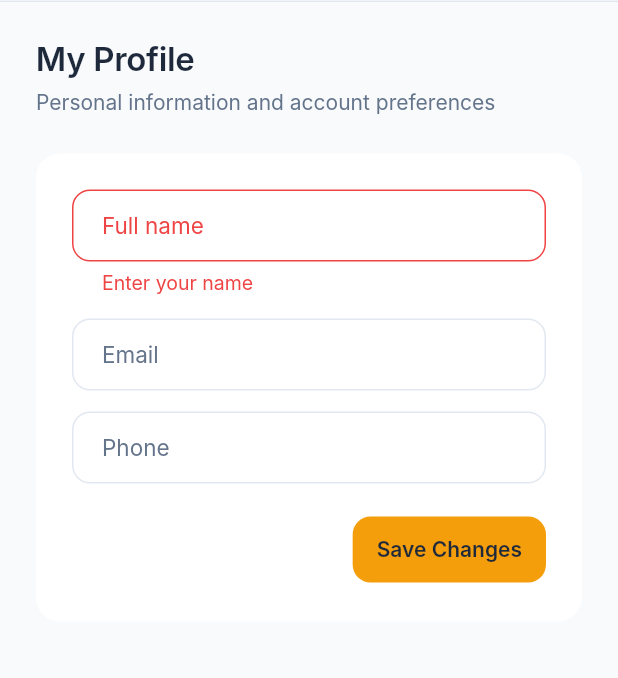
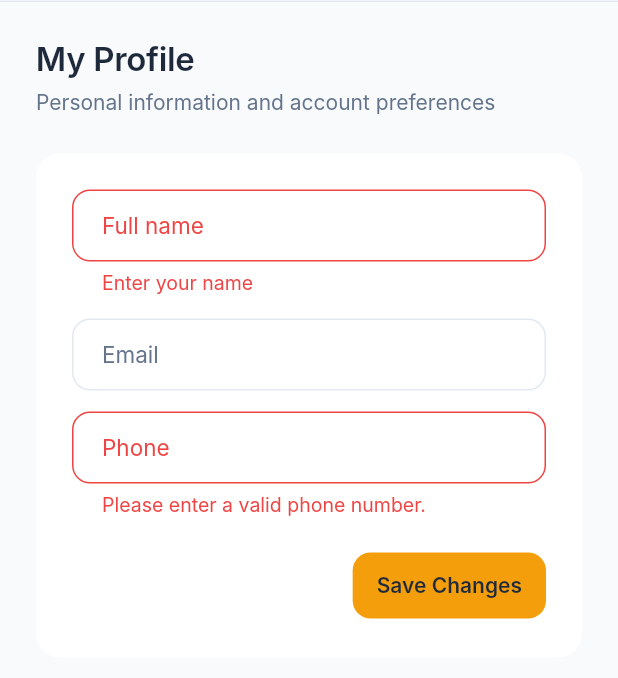
Before and after one commit to ShuraShipai/tavola, a Flutter app: the MyProfilePage screen opened by its route, after a tap on the "menu" icon, after a tap on the "notifications none" icon, after a tap on "Save Changes", on a phone screen of 412 x 824 dp, the part 106-784 px from its top. Run offline on Flutter 3.47's test engine with Material 3 defaults, Android fonts, the phone set to English and light mode, and no system bars; our stand-ins replace flutter_riverpod, go_router, supabase_flutter; accounts and stored records are empty; Roboto replaces fonts that are missing (Inter).

Commit message:
feat: validate Indian phone numbers consistently

```diff
--- /dev/null
+++ b/lib/core/validation/phone_validator.dart
@@ -0,0 +1,5 @@
+String? validateIndianPhone(String? value) {
+  final phone = value?.replaceAll(RegExp(r'[\s-]'), '') ?? '';
+  final valid = RegExp(r'^(?:\+91[6-9]\d{9}|[6-9]\d{9})$').hasMatch(phone);
+  return valid ? null : 'Please enter a valid phone number.';
+}
--- a/lib/features/auth/presentation/pages/auth_pages.dart
+++ b/lib/features/auth/presentation/pages/auth_pages.dart
@@ -6,6 +6,7 @@ import '../../../../core/design/tavola_breakpoints.dart';
 import '../../../../core/design/tavola_colors.dart';
 import '../../../../core/design/tavola_tokens.dart';
 import '../../../../core/routing/app_routes.dart';
+import '../../../../core/validation/phone_validator.dart';
 import '../../domain/entities/restaurant_membership.dart';
 import '../providers/auth_providers.dart';
 
@@ -415,6 +416,7 @@ class _RegisterRestaurantPageState
                 hint: '+91 98765 43210',
                 icon: Icons.phone_outlined,
                 keyboardType: TextInputType.phone,
+                validator: validateIndianPhone,
               ),
             ],
             if (!creatingRestaurant) ...[
@@ -440,6 +442,7 @@ class _RegisterRestaurantPageState
                   hint: '+91 98765 43210',
                   icon: Icons.phone_outlined,
                   keyboardType: TextInputType.phone,
+                  validator: validateIndianPhone,
                 ),
               ),
               const SizedBox(height: TavolaSpace.md),
--- a/lib/features/branches/presentation/pages/branches_page.dart
+++ b/lib/features/branches/presentation/pages/branches_page.dart
@@ -6,6 +6,7 @@ import '../../../../core/design/tavola_tokens.dart';
 import '../../../../core/widgets/tavola_app_shell.dart';
 import '../../../../core/widgets/tavola_states.dart';
 import '../../../../core/widgets/tavola_ui_components.dart';
+import '../../../../core/validation/phone_validator.dart';
 import '../../../auth/presentation/providers/auth_providers.dart';
 import '../../domain/entities/branch.dart';
 import '../providers/branch_providers.dart';
@@ -92,7 +93,11 @@ Future<void> _showCreateBranch(BuildContext context, WidgetRef ref) async {
                 ),
                 TextFormField(
                   controller: phoneController,
+                  keyboardType: TextInputType.phone,
                   decoration: const InputDecoration(labelText: 'Phone'),
+                  validator: (value) => value == null || value.trim().isEmpty
+                      ? null
+                      : validateIndianPhone(value),
                 ),
               ],
             ),
--- a/lib/features/customers/presentation/pages/customer_pages.dart
+++ b/lib/features/customers/presentation/pages/customer_pages.dart
@@ -4,6 +4,7 @@ import '../../../../core/design/tavola_tokens.dart';
 import '../../../../core/widgets/tavola_app_shell.dart';
 import '../../../../core/widgets/tavola_states.dart';
 import '../../../../core/widgets/tavola_ui_components.dart';
+import '../../../../core/validation/phone_validator.dart';
 import '../../domain/entities/customer.dart';
 import '../providers/customer_providers.dart';
 
@@ -317,7 +318,15 @@ class _CustomerFields extends StatelessWidget {
                 'Date of birth',
                 'Anniversary',
               ]
-              .map((x) => TextField(decoration: InputDecoration(labelText: x)))
+              .map(
+                (x) => x == 'Phone number'
+                    ? TextFormField(
+                        keyboardType: TextInputType.phone,
+                        decoration: InputDecoration(labelText: x),
+                        validator: validateIndianPhone,
+                      )
+                    : TextField(decoration: InputDecoration(labelText: x)),
+              )
               .toList(),
     ),
   );
--- a/lib/features/settings/presentation/pages/settings_pages.dart
+++ b/lib/features/settings/presentation/pages/settings_pages.dart
@@ -3,6 +3,7 @@ import 'package:flutter_riverpod/flutter_riverpod.dart';
 import '../../../../core/design/tavola_tokens.dart';
 import '../../../../core/widgets/tavola_app_shell.dart';
 import '../../../../core/widgets/tavola_ui_components.dart';
+import '../../../../core/validation/phone_validator.dart';
 import '../../../auth/presentation/providers/auth_providers.dart';
 
 class SettingsPage extends StatelessWidget {
@@ -205,6 +206,7 @@ class _MyProfilePageState extends ConsumerState<MyProfilePage> {
                 TextFormField(
                   controller: _phone,
                   keyboardType: TextInputType.phone,
+                  validator: validateIndianPhone,
                   decoration: const InputDecoration(labelText: 'Phone'),
                 ),
                 const SizedBox(height: 20),
```
